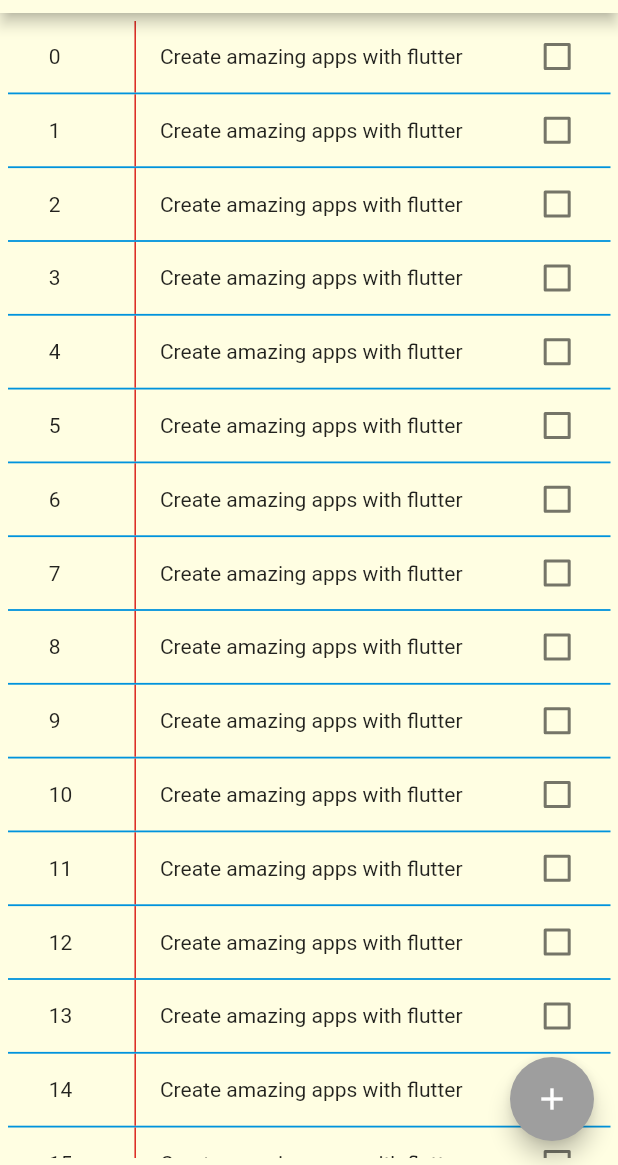
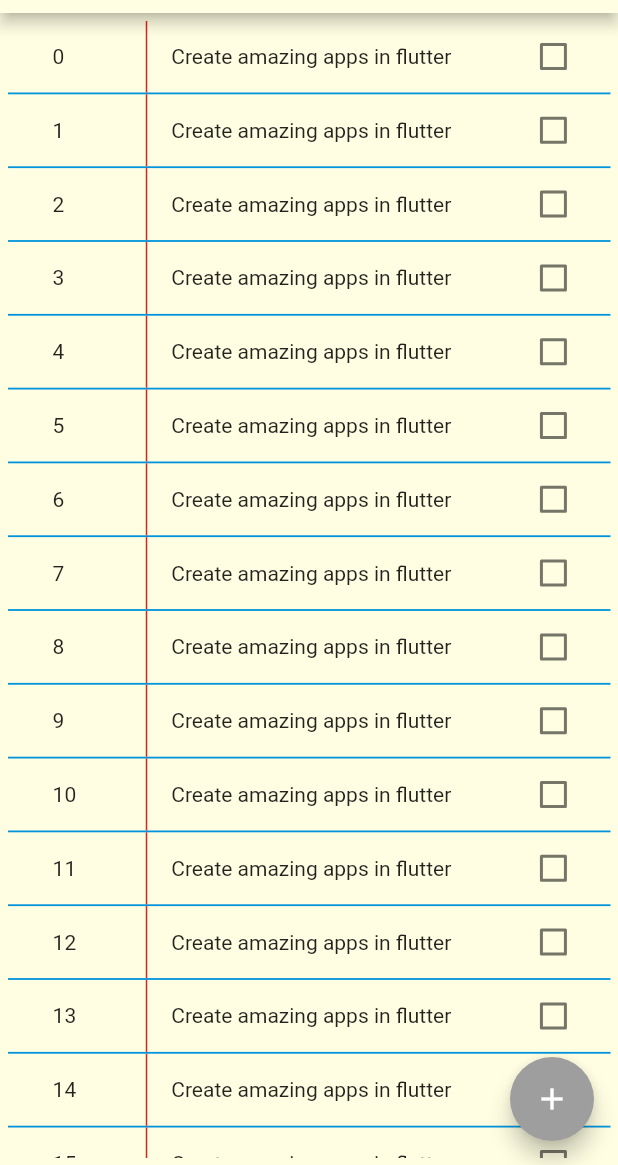
Before and after one commit to brenomachadodomonte/bm2_check_list, a Flutter app: the screen it shows after launch, on a phone screen of 412 x 824 dp, the part 71-1236 px from its top. Run offline on Flutter 3.47's test engine with Material 2 defaults, Android fonts, the light colour scheme and no system bars.

Commit message:
Changing items' text

```diff
--- a/lib/check_list.dart
+++ b/lib/check_list.dart
@@ -73,7 +73,7 @@
               ),
               child: Column(
                 children: <Widget>[
-                  Text('Create amazing apps with flutter', style: TextStyle(decoration: myList[index]['decoration']),)
+                  Text(myList[index]['text'], style: TextStyle(decoration: myList[index]['decoration']),)
                 ],
               ),
               padding: EdgeInsets.all(16),
```
